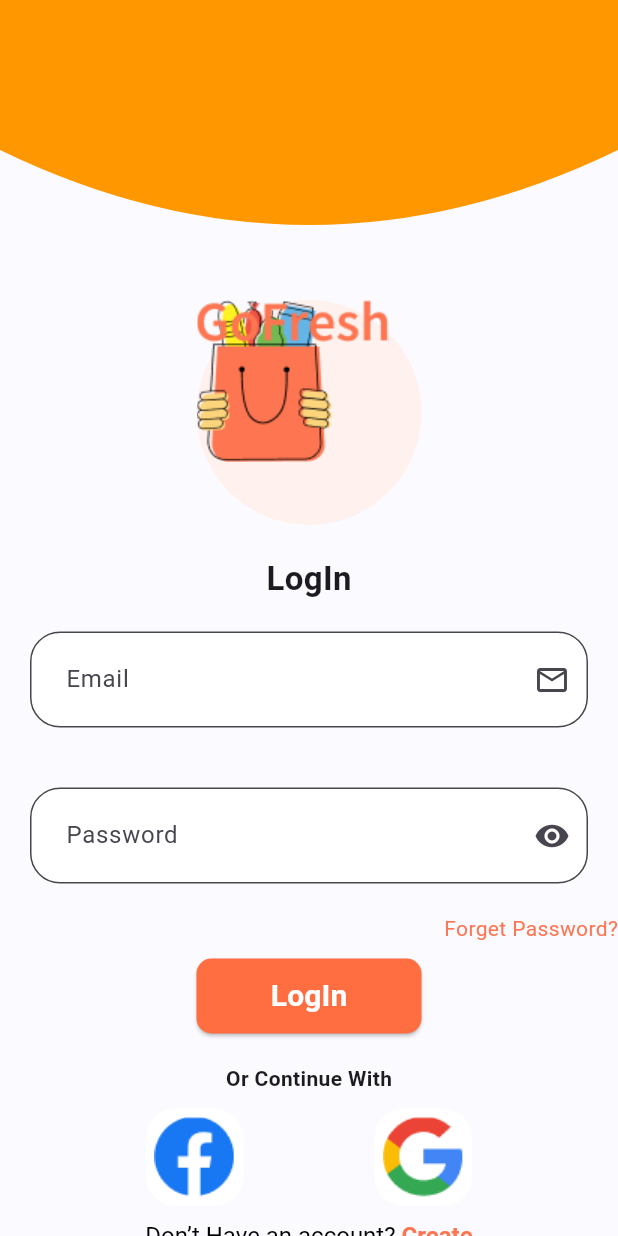
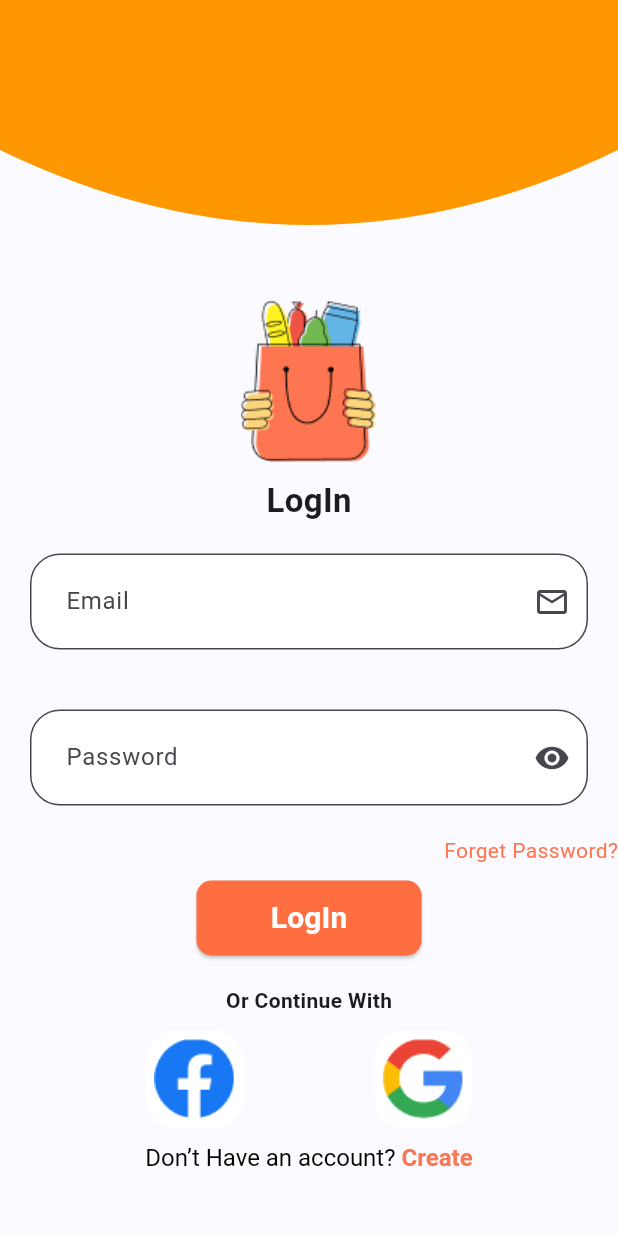
Before and after one commit to dhruvghoghari/gofresh, a Flutter app: the screen it shows after launch, on a phone screen of 412 x 824 dp. Run offline on Flutter 3.47's test engine with Material 2 defaults, Android fonts, the light colour scheme and no system bars; our stand-ins replace shared_preferences.

Commit message:
10/06/2023

```diff
--- a/lib/screens/LogIn.dart
+++ b/lib/screens/LogIn.dart
@@ -34,21 +34,9 @@ class _LogInState extends State<LogIn> {
                   children: [
 
                     ArcBackground(),
-                    Container(
-                      width: 150.0,
-                      height: 150.0,
-                      decoration: BoxDecoration(
-                        shape: BoxShape.circle,
-                        color: Color(0xffFFF2EE),
-                      ),
-                      child: Stack(
-                        children: [
-                          Image.asset("img/logoo.png"),
-                          Image.asset("img/Fresh.png"),
-                        ],
-                      ),
-                    ),
-                    SizedBox(height: 20.0),
+                    Image.asset("img/logoo.png"),
+
+                    SizedBox(height: 10.0),
                     Text("LogIn",style: TextStyle(
                         fontSize: 22.0,
                         fontWeight: FontWeight.bold
@@ -59,7 +47,6 @@ class _LogInState extends State<LogIn> {
                         width: MediaQuery.of(context).size.width,
                         child: TextField(
                           controller: _email,
-                          obscureText: true,
                           keyboardType: TextInputType.visiblePassword,
                           decoration: InputDecoration(
                             hintText: "Email",
```
Also changed, not shown: pubspec.lock.
